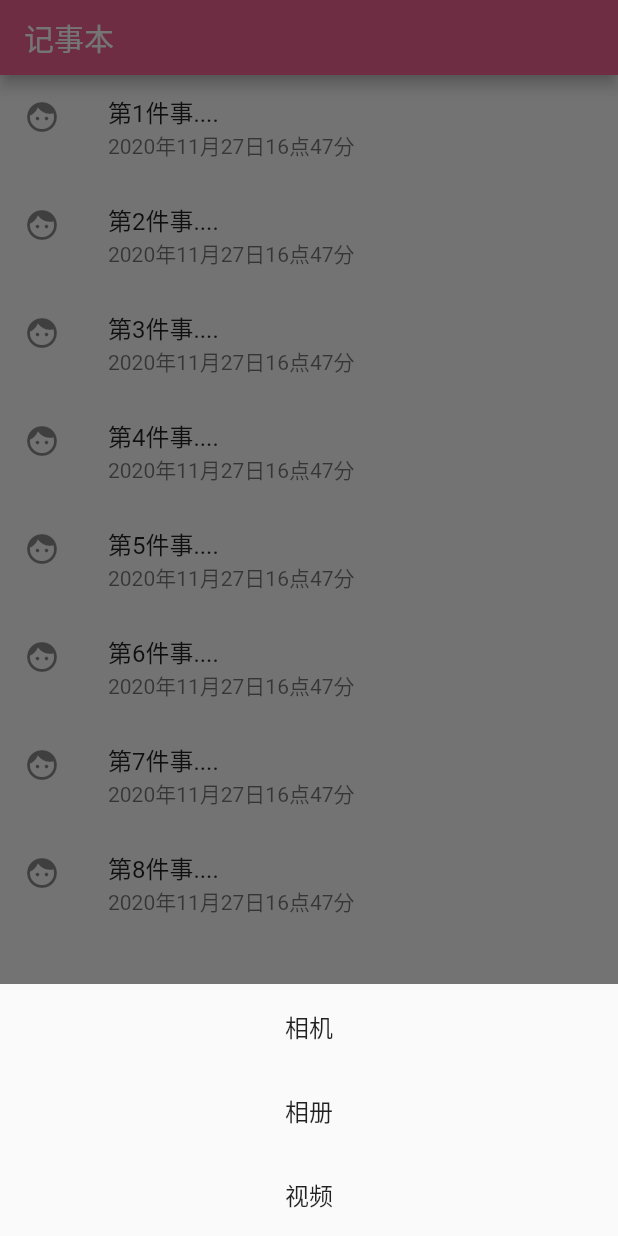
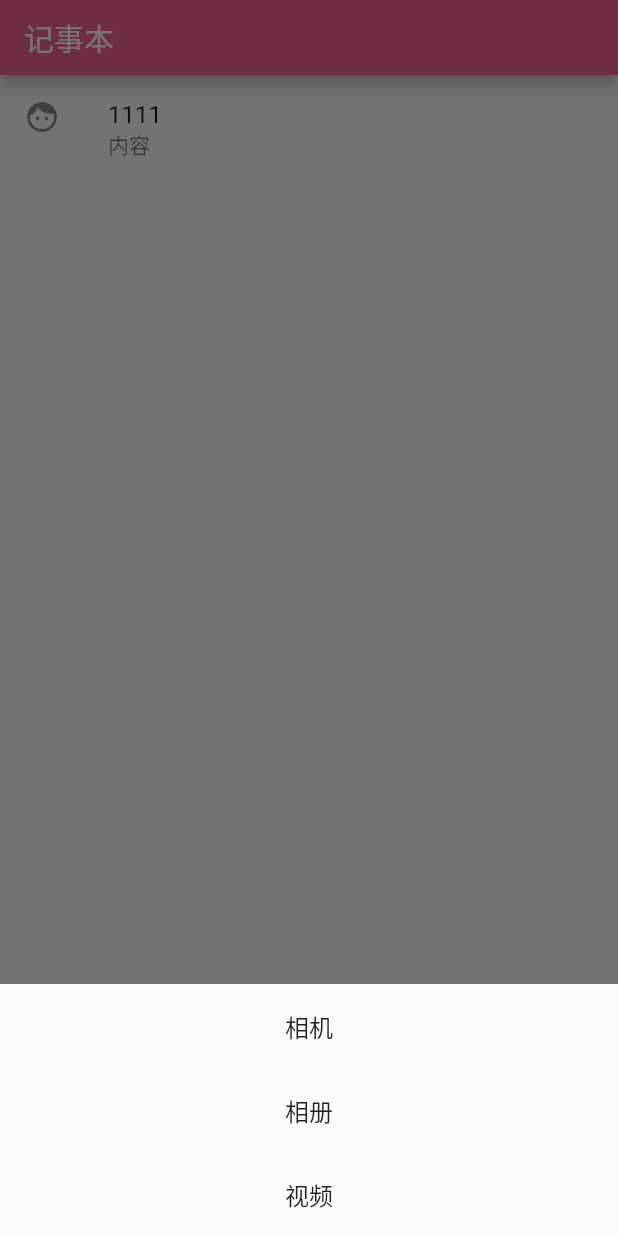
Before and after one commit to qinglongs/flutter-xiaomin, a Flutter app: the screen it shows after launch, after a tap on the "add" icon, on a phone screen of 412 x 824 dp. Run offline on Flutter 3.47's test engine with Material 2 defaults, Android fonts, the phone set to English and light mode, and no system bars; our stand-ins replace image_picker; network calls fail.

Commit message:
feat 日志列表接口对接

```diff
--- a/lib/home-ui/log-list/log-list.dart
+++ b/lib/home-ui/log-list/log-list.dart
@@ -2,11 +2,11 @@ import 'package:flutter/cupertino.dart';
 import 'package:flutter/material.dart';
 
 List<Widget> renderList<T>(List<T> list, {Function onTapListItem}) {
-  return list.map((e) {
+  return list.map((dynamic e) {
     return ListTile(
-      onTap: onTapListItem('第$e件事....'),
-      title: Text('第$e件事....'),
-      subtitle: Text('2020年11月27日16点47分'),
+      onTap: onTapListItem(e['title']),
+      title: Text(e['title']),
+      subtitle: Text(e['content']),
       leading: Icon(Icons.face),
     );
   }).toList();
--- a/lib/main.dart
+++ b/lib/main.dart
@@ -5,6 +5,8 @@ import './router.dart';
 import 'package:image_picker/image_picker.dart';
 import './components/open-camera/open-camera.dart';
 import './home-ui/log-list/log-list.dart';
+
+import './service/log.dart';
 
 const List<String> title = ['记事本', '日记', '我的'];
 
@@ -26,15 +28,32 @@ class MyApp extends State<MyStatefuWidget> {
   // bool _isClick = false;
 
   // 记事本列表原始数据
-  List<int> _list = [1, 2, 3, 4, 5, 6, 7, 8];
+  List _list = [
+    {'title': '1111', 'content': '内容'}
+  ];
+
+  Map<String, int> pageParams = {'page': 1, 'size': 10};
+
+  // init
+  @override
+  initState() {
+    super.initState();
+    // getLogList(pageParams).then((res) {
+    // List<Map<String, String>> temp = res['data']['list'];
+    Future.delayed(Duration.zero).then((v) async {
+      var res = await getLogList(pageParams);
+      List temp = res['data']['list'];
+      print(temp);
+      setState(() {
+        _list = temp;
+      });
+    });
+  }
 
   Future<void> _onRefresh() {
     return Future(() {
       final temp = _list;
-      temp.add(_list[_list.length - 1] + 1);
-      setState(() {
-        _list = temp;
-      });
+      print(temp);
     });
   }
 
--- /dev/null
+++ b/lib/service/log.dart
@@ -0,0 +1,23 @@
+import 'dart:io';
+import 'dart:convert';
+import 'dart:core';
+
+HttpClient httpClient = new HttpClient();
+
+Future<dynamic> getLogList(Map<String, int> params) async {
+  // 格式化请求数据
+  Map<String, String> temp = params.map<String, String>((k, v) {
+    return MapEntry(k, v.toString());
+  });
+
+  Uri uri = new Uri.http('192.168.1.123:7002', '/log-list', temp);
+  // var uri = 'http://127.0.0.1:7002/log-list';
+
+  HttpClientRequest request = await httpClient.getUrl(uri);
+
+  HttpClientResponse response = await request.close();
+
+  String json = await response.transform(utf8.decoder).join();
+
+  return jsonDecode(json);
+}
```
Also changed, not shown: lib/pages/log-page/log-page.dart (+9 -4 lines).
